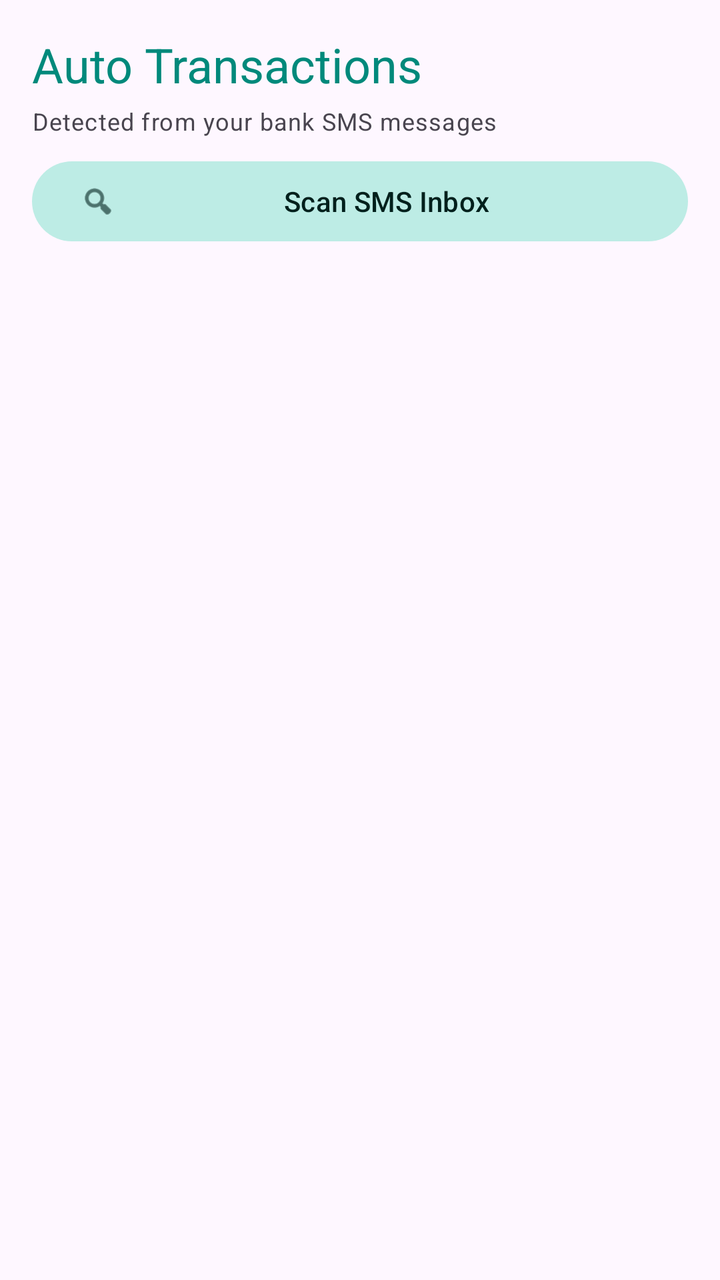
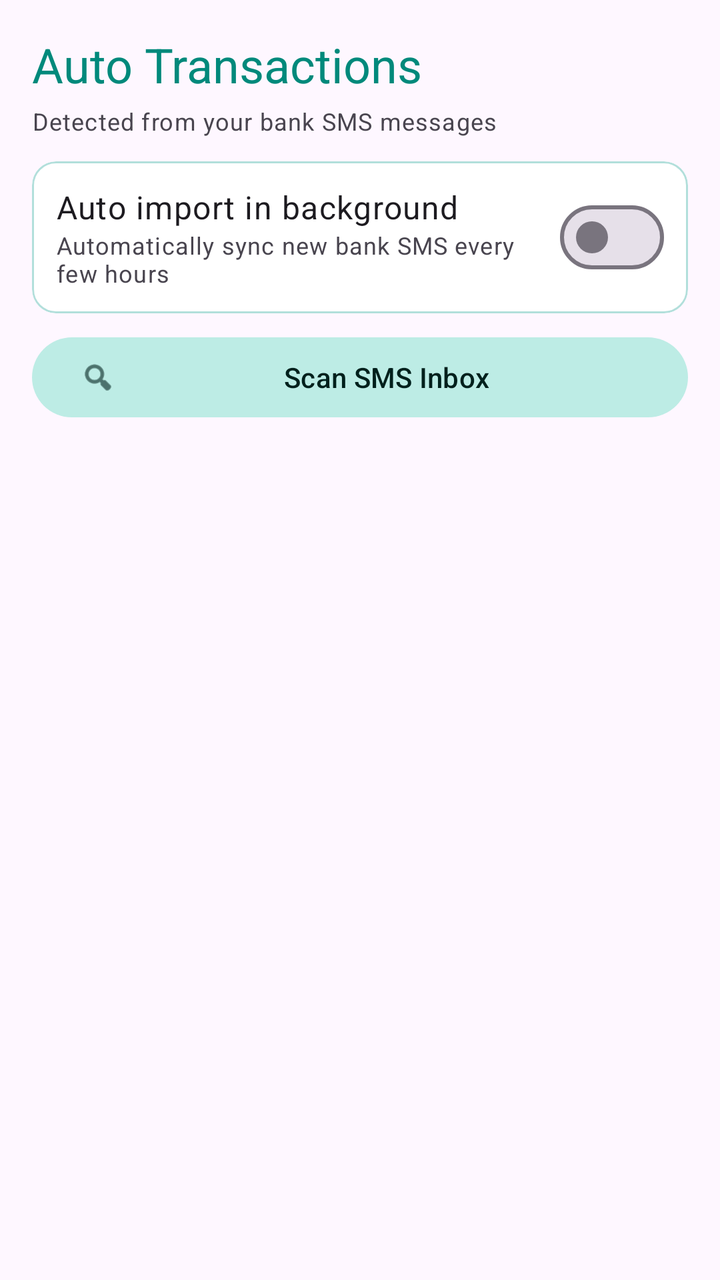

Before-and-after screenshots of an Android layout around one commit, followed by the original layout XML and the change that was made.
<!-- AndroidManifest.xml: application theme Theme.SpendWiseAI -->
<!-- res/layout/fragment_auto_transactions.xml -->
<?xml version="1.0" encoding="utf-8"?>
<LinearLayout xmlns:android="http://schemas.android.com/apk/res/android"
    xmlns:app="http://schemas.android.com/apk/res-auto"
    android:layout_width="match_parent"
    android:layout_height="match_parent"
    android:orientation="vertical"
    android:padding="16dp">

    <TextView
        android:layout_width="wrap_content"
        android:layout_height="wrap_content"
        android:text="@string/auto_transactions_title"
        android:textAppearance="?attr/textAppearanceHeadlineSmall"
        android:textColor="?attr/colorPrimary" />

    <TextView
        android:layout_width="wrap_content"
        android:layout_height="wrap_content"
        android:layout_marginTop="4dp"
        android:text="@string/auto_transactions_subtitle"
        android:textAppearance="?attr/textAppearanceBodySmall"
        android:textColor="?attr/colorOnSurfaceVariant" />

    
    <LinearLayout
        android:id="@+id/layout_permission"
        android:layout_width="match_parent"
        android:layout_height="match_parent"
        android:gravity="center"
        android:orientation="vertical"
        android:visibility="gone">

        <TextView
            android:id="@+id/text_permission_message"
            android:layout_width="wrap_content"
            android:layout_height="wrap_content"
            android:gravity="center"
            android:text="@string/sms_permission_initial"
            android:textAppearance="?attr/textAppearanceBodyLarge"
            android:textColor="?attr/colorOnSurfaceVariant" />

        <com.google.android.material.button.MaterialButton
            android:id="@+id/btn_grant_permission"
            android:layout_width="wrap_content"
            android:layout_height="wrap_content"
            android:layout_marginTop="16dp"
            android:text="@string/grant_sms_permission" />

        <com.google.android.material.button.MaterialButton
            android:id="@+id/btn_open_sms_settings"
            style="@style/Widget.Material3.Button.OutlinedButton"
            android:layout_width="wrap_content"
            android:layout_height="wrap_content"
            android:layout_marginTop="10dp"
            android:text="@string/open_app_settings"
            android:visibility="gone" />

    </LinearLayout>

    
    <androidx.recyclerview.widget.RecyclerView
        android:id="@+id/recycler_transactions"
        android:layout_width="match_parent"
        android:layout_height="0dp"
        android:layout_weight="1"
        android:layout_marginTop="16dp"
        app:layoutManager="androidx.recyclerview.widget.LinearLayoutManager"
        android:visibility="gone" />

    
    <TextView
        android:id="@+id/text_empty"
        android:layout_width="match_parent"
        android:layout_height="0dp"
        android:layout_weight="1"
        android:gravity="center"
        android:text="@string/sms_empty_initial"
        android:textAppearance="?attr/textAppearanceBodyLarge"
        android:textColor="?attr/colorOnSurfaceVariant"
        android:visibility="gone" />

    
    <com.google.android.material.button.MaterialButton
        android:id="@+id/btn_scan"
        style="@style/Widget.Material3.Button.TonalButton"
        android:layout_width="match_parent"
        android:layout_height="wrap_content"
        android:layout_marginTop="8dp"
        android:text="@string/sms_scan_inbox"
        app:icon="@android:drawable/ic_menu_search" />

</LinearLayout>
<!-- resources referenced by this layout -->
<resources>
  <string name="auto_transactions_subtitle">Detected from your bank SMS messages</string>
  <string name="auto_transactions_title">Auto Transactions</string>
  <string name="grant_sms_permission">Grant SMS Permission</string>
  <string name="open_app_settings">Open App Settings</string>
  <string name="sms_empty_initial">No transactions detected.\nTap scan to check your SMS inbox.</string>
  <string name="sms_permission_initial">Allow SMS access to auto-detect debit transactions from your bank messages.</string>
  <string name="sms_scan_inbox">Scan SMS Inbox</string>
  <style name="Theme.SpendWiseAI" parent="Theme.Material3.DayNight.NoActionBar">
          
          <item name="colorPrimary">@color/md_theme_primary</item>
          <item name="colorOnPrimary">@color/md_theme_onPrimary</item>
          <item name="colorPrimaryContainer">@color/md_theme_primaryContainer</item>
          <item name="colorOnPrimaryContainer">@color/md_theme_onPrimaryContainer</item>
          
          <item name="colorSecondary">@color/md_theme_secondary</item>
          <item name="colorOnSecondary">@color/md_theme_onSecondary</item>
          <item name="colorSecondaryContainer">@color/md_theme_secondaryContainer</item>
          <item name="colorOnSecondaryContainer">@color/md_theme_onSecondaryContainer</item>
          
          <item name="colorSurface">@color/md_theme_surface</item>
          <item name="colorOnSurface">@color/md_theme_onSurface</item>
          <item name="colorSurfaceVariant">@color/md_theme_surfaceVariant</item>
          <item name="colorSurfaceContainer">@color/md_theme_surfaceContainer</item>
          <item name="colorSurfaceContainerHigh">@color/md_theme_surfaceContainerHigh</item>
          <item name="colorOnSurfaceVariant">@color/md_theme_onSurfaceVariant</item>
          <item name="colorOutline">@color/md_theme_outline</item>
          <item name="colorOutlineVariant">@color/md_theme_outlineVariant</item>
          
          <item name="android:statusBarColor">@color/md_theme_surface</item>
          <item name="android:windowLightStatusBar">true</item>
          <item name="android:windowLightNavigationBar">true</item>
      </style>
  <color name="md_theme_primary">#00897B</color>
  <color name="md_theme_onPrimary">#FFFFFF</color>
  <color name="md_theme_primaryContainer">#B2DFDB</color>
  <color name="md_theme_onPrimaryContainer">#00251A</color>
  <color name="md_theme_secondary">#146C63</color>
  <color name="md_theme_onSecondary">#FFFFFF</color>
  <color name="md_theme_secondaryContainer">#BDECE5</color>
  <color name="md_theme_onSecondaryContainer">#00201C</color>
  <color name="md_theme_surface">#FFFFFF</color>
  <color name="md_theme_onSurface">#1C1B1F</color>
  <color name="md_theme_surfaceVariant">#E0F2F1</color>
  <color name="md_theme_surfaceContainer">#F4F7F7</color>
  <color name="md_theme_surfaceContainerHigh">#EDF2F2</color>
  <color name="md_theme_onSurfaceVariant">#49454F</color>
  <color name="md_theme_outline">#79747E</color>
  <color name="md_theme_outlineVariant">#B2DFDB</color>
</resources>

<!-- the commit's change to res/layout/fragment_auto_transactions.xml (unified diff, before → after) -->
@@ -20,6 +20,52 @@
         android:text="@string/auto_transactions_subtitle"
         android:textAppearance="?attr/textAppearanceBodySmall"
         android:textColor="?attr/colorOnSurfaceVariant" />
+
+    <com.google.android.material.card.MaterialCardView
+        android:layout_width="match_parent"
+        android:layout_height="wrap_content"
+        android:layout_marginTop="12dp"
+        app:cardCornerRadius="12dp"
+        app:cardElevation="0dp"
+        app:strokeWidth="1dp"
+        app:strokeColor="?attr/colorOutlineVariant">
+
+        <LinearLayout
+            android:layout_width="match_parent"
+            android:layout_height="wrap_content"
+            android:gravity="center_vertical"
+            android:orientation="horizontal"
+            android:padding="12dp">
+
+            <LinearLayout
+                android:layout_width="0dp"
+                android:layout_height="wrap_content"
+                android:layout_weight="1"
+                android:orientation="vertical">
+
+                <TextView
+                    android:layout_width="wrap_content"
+                    android:layout_height="wrap_content"
+                    android:text="@string/sms_auto_import_label"
+                    android:textAppearance="?attr/textAppearanceBodyLarge" />
+
+                <TextView
+                    android:layout_width="wrap_content"
+                    android:layout_height="wrap_content"
+                    android:text="@string/sms_auto_import_subtitle"
+                    android:textAppearance="?attr/textAppearanceBodySmall"
+                    android:textColor="?attr/colorOnSurfaceVariant" />
+
+            </LinearLayout>
+
+            <com.google.android.material.materialswitch.MaterialSwitch
+                android:id="@+id/switch_sms_auto_import"
+                android:layout_width="wrap_content"
+                android:layout_height="wrap_content" />
+
+        </LinearLayout>
+
+    </com.google.android.material.card.MaterialCardView>
 
     
     <LinearLayout
<!-- resource entries referenced after the edit -->
@@ -4,6 +4,8 @@
   <string name="auto_transactions_title">Auto Transactions</string>
   <string name="grant_sms_permission">Grant SMS Permission</string>
   <string name="open_app_settings">Open App Settings</string>
+  <string name="sms_auto_import_label">Auto import in background</string>
+  <string name="sms_auto_import_subtitle">Automatically sync new bank SMS every few hours</string>
   <string name="sms_empty_initial">No transactions detected.\nTap scan to check your SMS inbox.</string>
   <string name="sms_permission_initial">Allow SMS access to auto-detect debit transactions from your bank messages.</string>
   <string name="sms_scan_inbox">Scan SMS Inbox</string>
